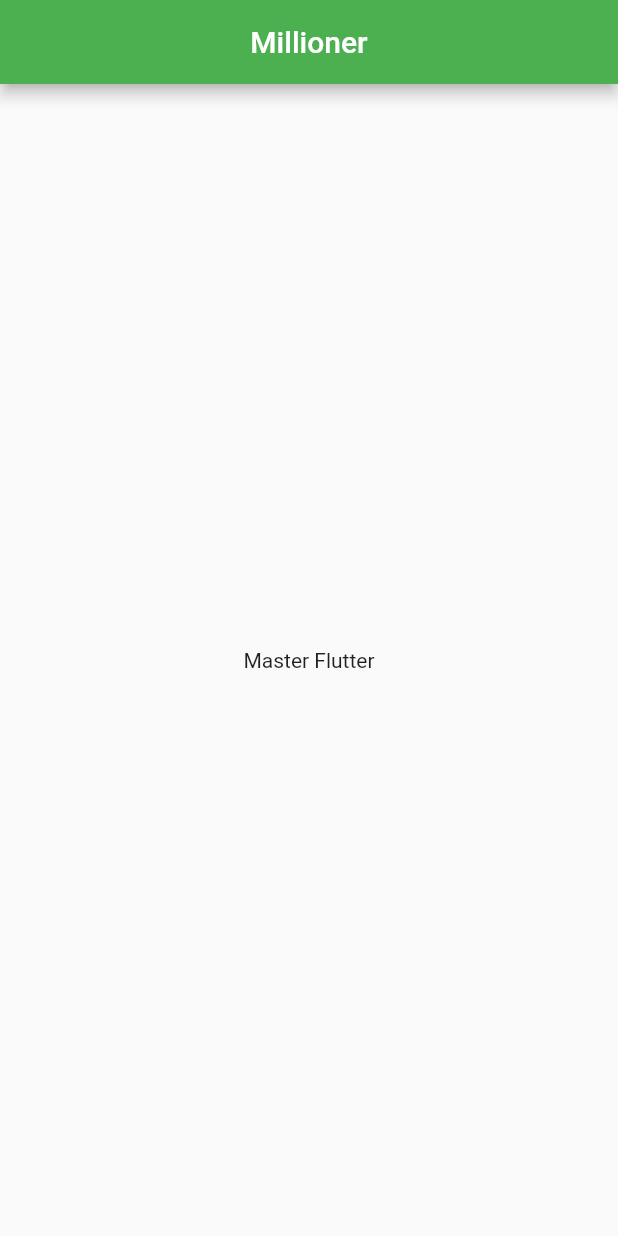
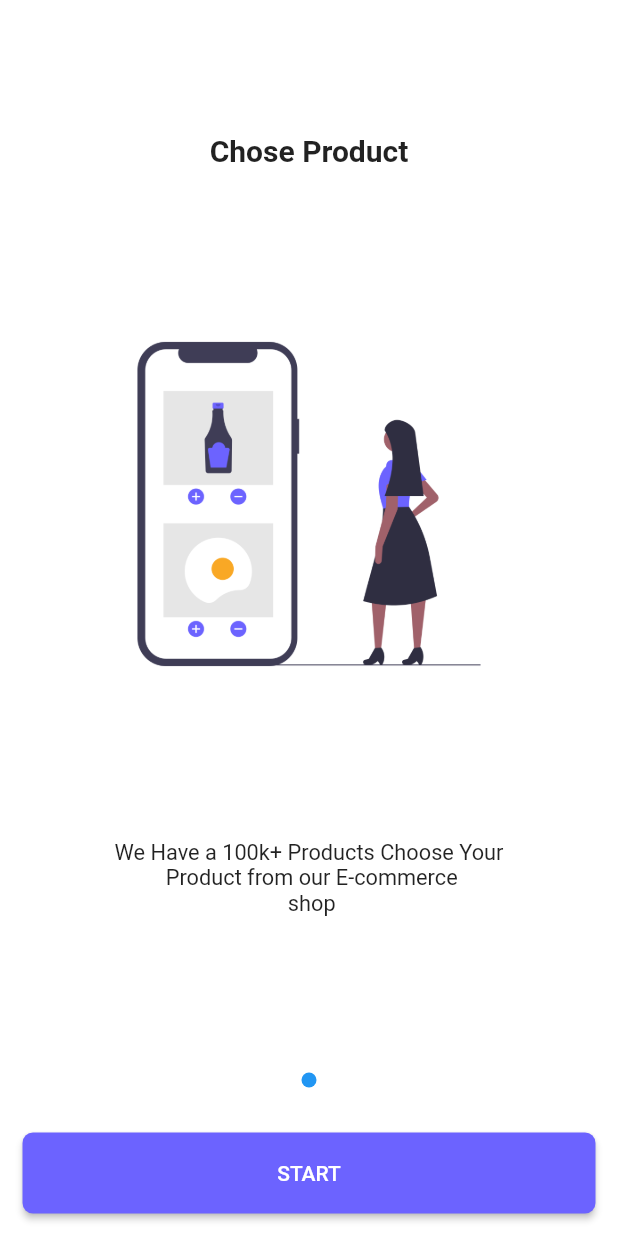
Before and after one commit to Medmoussaoui/ecommerce-app, a Flutter app: the screen it shows after launch, on a phone screen of 412 x 824 dp. Run offline on Flutter 3.47's test engine with Material 2 defaults, Android fonts, the phone set to English and light mode, and no system bars; our stand-ins replace get.

Commit message:
add 50 person of onboarding screen

```diff
--- /dev/null
+++ b/lib/core/constant/image_asset.dart
@@ -0,0 +1,7 @@
+class ImageAsset {
+  static const String rootImages = 'assets/images';
+  static const String onDoardingDelivery = "$rootImages/3.png";
+  static const String onDoardingPayment = "$rootImages/1.png";
+  static const String onDoardingLocation = "$rootImages/2.png";
+  static const String onDoardingProducts = "$rootImages/4.png";
+}
--- /dev/null
+++ b/lib/data/module/onboarding_module.dart
@@ -0,0 +1,7 @@
+class OnBoardingModule {
+  final String title;
+  final String body;
+  final String imagePath;
+
+  OnBoardingModule(this.title, this.body, this.imagePath);
+}
--- /dev/null
+++ b/lib/data/source/static/onboarding_data.dart
@@ -0,0 +1,25 @@
+import 'package:ecommercecourse/core/constant/image_asset.dart';
+import 'package:ecommercecourse/data/module/onboarding_module.dart';
+
+List<OnBoardingModule> onBoardingList = [
+  OnBoardingModule(
+    'Chose Product',
+    'We Have a 100k+ Products Choose Your \n Product from our E-commerce \n shop',
+    ImageAsset.onDoardingProducts,
+  ),
+  OnBoardingModule(
+    'Easy & Safe Payment',
+    'Easy Checkout & Safe Payment methode \n Trusted by our Custemers from \n all over the word',
+    ImageAsset.onDoardingPayment,
+  ),
+  OnBoardingModule(
+    'Track Your Order',
+    'Best Tracker has been Used For Track your \n order you\'ll know where your product \n is at the moment',
+    ImageAsset.onDoardingLocation,
+  ),
+  OnBoardingModule(
+    'Fast Delivery',
+    'Realable and Fast Delivery We Deliver your \n product the fastest way \n possible',
+    ImageAsset.onDoardingDelivery,
+  ),
+];
--- a/lib/main.dart
+++ b/lib/main.dart
@@ -1,4 +1,6 @@
+import 'package:ecommercecourse/view/screen/onboarding.dart';
 import 'package:flutter/material.dart';
+import 'package:get/get.dart';
 
 void main() {
   runApp(const MyApp());
@@ -10,12 +12,13 @@ class MyApp extends StatelessWidget {
   // This widget is the root of your application.
   @override
   Widget build(BuildContext context) {
-    return MaterialApp(
+    return GetMaterialApp(
+      debugShowCheckedModeBanner: false,
       title: 'Flutter Demo',
       theme: ThemeData(
-        primarySwatch: Colors.green,
+        primaryColor: const Color(0xff6c63ff),
       ),
-      home: const HomePage(),
+      home: const OnBoarding(),
     );
   }
 }
--- /dev/null
+++ b/lib/view/screen/onboarding.dart
@@ -0,0 +1,48 @@
+import 'package:ecommercecourse/core/constant/image_asset.dart';
+import 'package:ecommercecourse/data/source/static/onboarding_data.dart';
+import 'package:ecommercecourse/view/widget/onboarding/onboarding_widget.dart';
+import 'package:flutter/material.dart';
+
+class OnBoarding extends StatelessWidget {
+  const OnBoarding({Key? key}) : super(key: key);
+
+  @override
+  Widget build(BuildContext context) {
+    return Scaffold(
+      backgroundColor: Colors.white,
+      body: SafeArea(
+        child: Padding(
+          padding: const EdgeInsets.symmetric(vertical: 15.0, horizontal: 15.0),
+          child: Column(
+            children: [
+              Expanded(
+                child: PageView.builder(
+                  itemCount: onBoardingList.length,
+                  itemBuilder: (context, i) {
+                    return OnDoardingWidget(index: i);
+                  },
+                ),
+              ),
+              const SizedBox(height: 30),
+              const CircleAvatar(
+                radius: 5,
+                backgroundColor: Colors.blue,
+              ),
+              const SizedBox(height: 30),
+              MaterialButton(
+                height: 54.0,
+                minWidth: double.infinity,
+                shape: RoundedRectangleBorder(
+                    borderRadius: BorderRadius.circular(7.0)),
+                color: Theme.of(context).primaryColor,
+                textColor: Colors.white,
+                child: const Text('START'),
+                onPressed: () {},
+              ),
+            ],
+          ),
+        ),
+      ),
+    );
+  }
+}
--- /dev/null
+++ b/lib/view/widget/onboarding/onboarding_widget.dart
@@ -0,0 +1,34 @@
+import 'package:ecommercecourse/core/constant/image_asset.dart';
+import 'package:ecommercecourse/data/source/static/onboarding_data.dart';
+import 'package:flutter/cupertino.dart';
+
+class OnDoardingWidget extends StatelessWidget {
+  final int index;
+  const OnDoardingWidget({Key? key, required this.index}) : super(key: key);
+
+  @override
+  Widget build(BuildContext context) {
+    return Column(
+      mainAxisAlignment: MainAxisAlignment.spaceEvenly,
+      children: [
+        Text(
+          onBoardingList[index].title,
+          style: const TextStyle(
+            fontSize: 20.0,
+            fontWeight: FontWeight.w700,
+          ),
+        ),
+        SizedBox(
+          height: 300,
+          width: 300,
+          child: Image.asset(onBoardingList[index].imagePath),
+        ),
+        Text(
+          onBoardingList[index].body,
+          textAlign: TextAlign.center,
+          style: const TextStyle(fontSize: 14.5),
+        ),
+      ],
+    );
+  }
+}
```
Also changed, not shown: pubspec.yaml (+13 -12 lines), assets/fonts/Figtree/Figtree-Black.ttf (added), assets/fonts/Figtree/Figtree-Bold.ttf (added), assets/fonts/Figtree/Figtree-ExtraBold.ttf (added), assets/fonts/Figtree/Figtree-Light.ttf (added), assets/fonts/Figtree/Figtree-Medium.ttf (added), assets/fonts/Figtree/Figtree-Regular.ttf (added), assets/fonts/Figtree/Figtree-SemiBold.ttf (added), assets/fonts/Staatliches/Staatliches-Regular.ttf (added), assets/images/1.png (added), assets/images/2.png (added), assets/images/3.png (added), assets/images/4.png (added).
